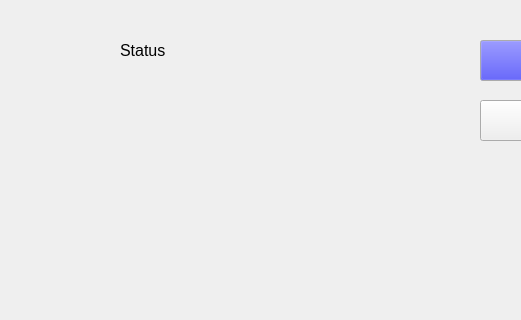
The window that mainwindow.ui (ToberiTE/fileSec) describes before a commit, drawn with Qt 5; both pictures show x 0 to 521 and y 190 to 510 of the 800 by 600 pixel window.
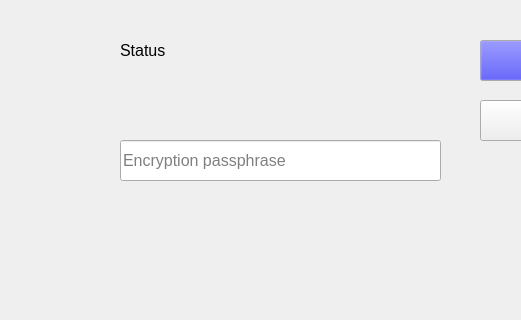
The same window after the commit.

Commit message: update encryption logic to support passphrase encryption, TODO: implement HMAC to validate passphrases

What changed in the file:
```diff
--- a/mainwindow.ui
+++ b/mainwindow.ui
@@ -228,6 +228,25 @@
      <enum>Qt::Horizontal</enum>
     </property>
    </widget>
+   <widget class="QLineEdit" name="passphraseEdit">
+    <property name="geometry">
+     <rect>
+      <x>120</x>
+      <y>330</y>
+      <width>321</width>
+      <height>41</height>
+     </rect>
+    </property>
+    <property name="text">
+     <string/>
+    </property>
+    <property name="echoMode">
+     <enum>QLineEdit::Password</enum>
+    </property>
+    <property name="placeholderText">
+     <string>Encryption passphrase</string>
+    </property>
+   </widget>
   </widget>
   <widget class="QMenuBar" name="menubar">
    <property name="geometry">
```
The commit also changes 761 other files.
